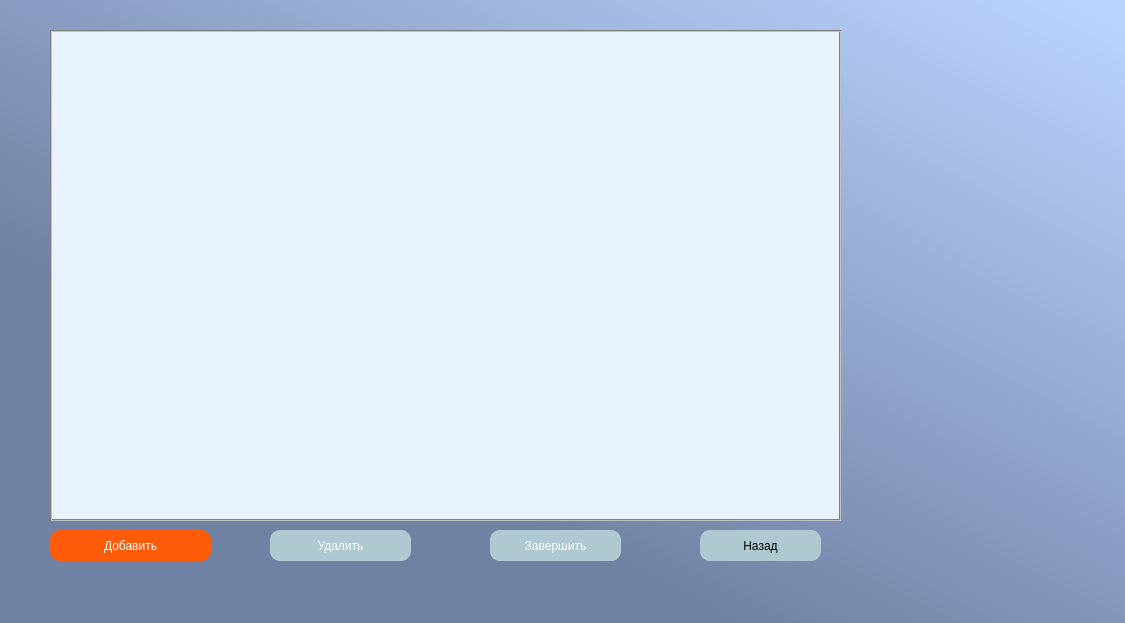
First picture: the form in course/editworkswindow.ui, repository TFed555/Coursework, before the edit.
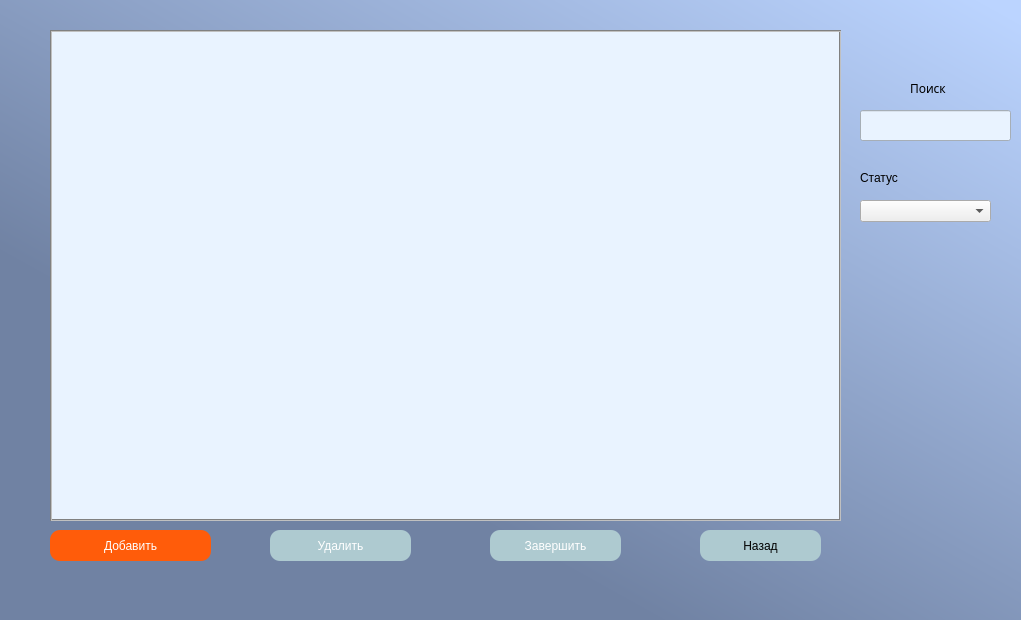
Second picture: the form after the edit.

```diff
--- a/course/editworkswindow.ui
+++ b/course/editworkswindow.ui
@@ -6,8 +6,8 @@
    <rect>
     <x>0</x>
     <y>0</y>
-    <width>1125</width>
-    <height>623</height>
+    <width>1021</width>
+    <height>620</height>
    </rect>
   </property>
   <property name="windowTitle">
@@ -21,8 +21,8 @@
     <rect>
      <x>0</x>
      <y>0</y>
-     <width>1131</width>
-     <height>631</height>
+     <width>1021</width>
+     <height>621</height>
     </rect>
    </property>
    <property name="styleSheet">
@@ -126,6 +126,89 @@
     <string>Назад</string>
    </property>
   </widget>
+  <widget class="QLabel" name="label_2">
+   <property name="geometry">
+    <rect>
+     <x>910</x>
+     <y>80</y>
+     <width>55</width>
+     <height>16</height>
+    </rect>
+   </property>
+   <property name="font">
+    <font>
+     <family>Cascadia Code</family>
+     <pointsize>9</pointsize>
+     <weight>50</weight>
+     <italic>false</italic>
+     <bold>false</bold>
+    </font>
+   </property>
+   <property name="styleSheet">
+    <string notr="true">font: 9pt &quot;Cascadia Code&quot;;</string>
+   </property>
+   <property name="text">
+    <string>Поиск</string>
+   </property>
+  </widget>
+  <widget class="QLineEdit" name="searchLineEdit">
+   <property name="geometry">
+    <rect>
+     <x>860</x>
+     <y>110</y>
+     <width>151</width>
+     <height>31</height>
+    </rect>
+   </property>
+   <property name="styleSheet">
+    <string notr="true">background-color: rgb(233, 243, 255);</string>
+   </property>
+  </widget>
+  <widget class="QLabel" name="searchLabel">
+   <property name="geometry">
+    <rect>
+     <x>870</x>
+     <y>70</y>
+     <width>31</width>
+     <height>31</height>
+    </rect>
+   </property>
+   <property name="text">
+    <string/>
+   </property>
+   <property name="scaledContents">
+    <bool>true</bool>
+   </property>
+  </widget>
+  <widget class="QComboBox" name="comboBox">
+   <property name="geometry">
+    <rect>
+     <x>860</x>
+     <y>200</y>
+     <width>131</width>
+     <height>22</height>
+    </rect>
+   </property>
+   <property name="styleSheet">
+    <string notr="true">font: 8pt &quot;Cascadia Code&quot;;</string>
+   </property>
+  </widget>
+  <widget class="QLabel" name="label_3">
+   <property name="geometry">
+    <rect>
+     <x>860</x>
+     <y>170</y>
+     <width>61</width>
+     <height>16</height>
+    </rect>
+   </property>
+   <property name="styleSheet">
+    <string notr="true">font: 9pt &quot;Cascadia Code&quot;;</string>
+   </property>
+   <property name="text">
+    <string>Статус</string>
+   </property>
+  </widget>
  </widget>
  <resources/>
  <connections/>
```
Left out of the diff: 2 changed lines with no effect on the pictures.
